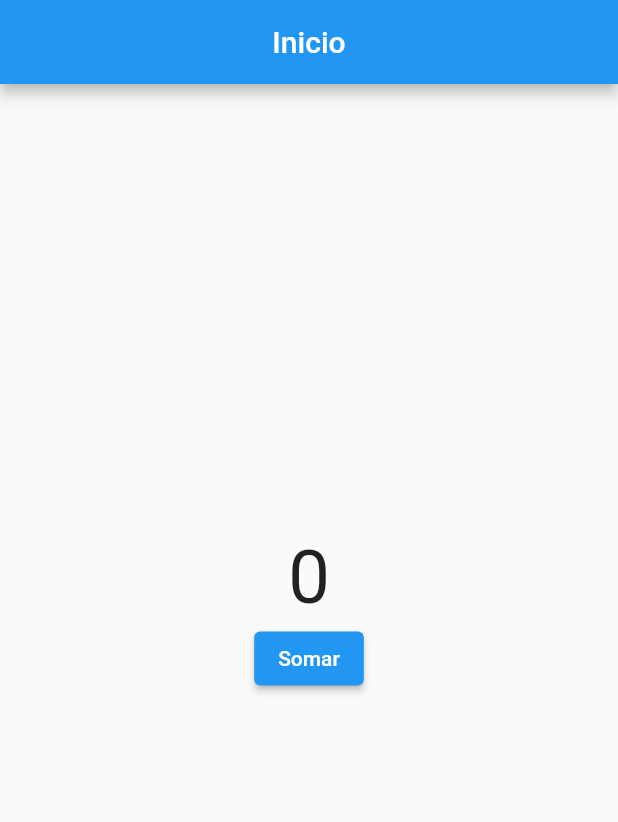
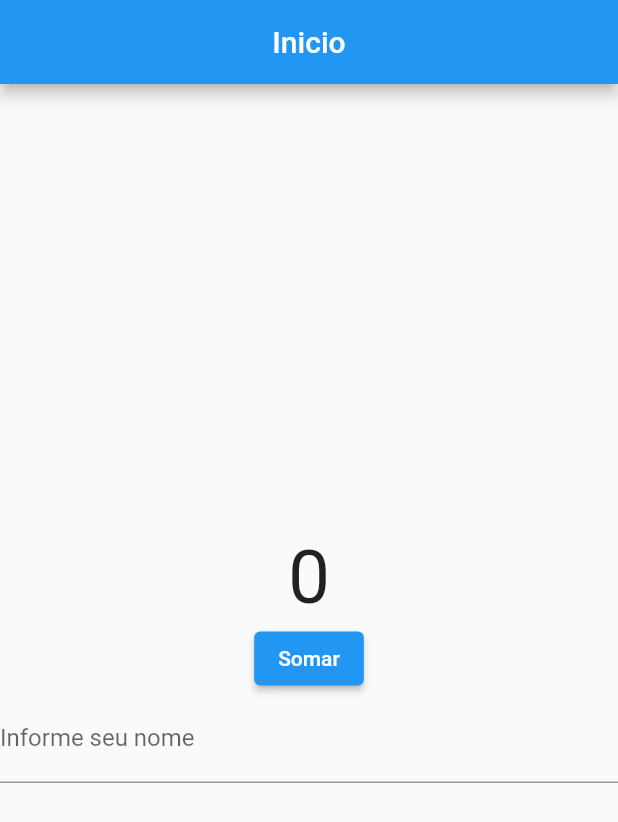
Before and after one commit to FaustinoEdu/desenvolvimentoMobileFlutter, a Flutter app: the screen it shows after launch, on a phone screen of 412 x 824 dp. Shown: the top 822 px of the screen. Run offline on Flutter 3.47's test engine with Material 2 defaults, Android fonts, the light colour scheme and no system bars.

Commit message:
Utilizando TextField e onChanged

```diff
--- a/aula_27_09_2023/lib/main.dart
+++ b/aula_27_09_2023/lib/main.dart
@@ -38,7 +38,19 @@ class _Criando extends State<Criando> {
                 });
               },
               child: const Text("Somar"),
-            )
+            ),
+            TextField(
+              decoration: InputDecoration(
+             labelText: "Informe seu nome",
+
+              ) ,
+            onChanged:(text){
+
+
+             }
+            ),
+
+
           ],
         ),
       ),
```
